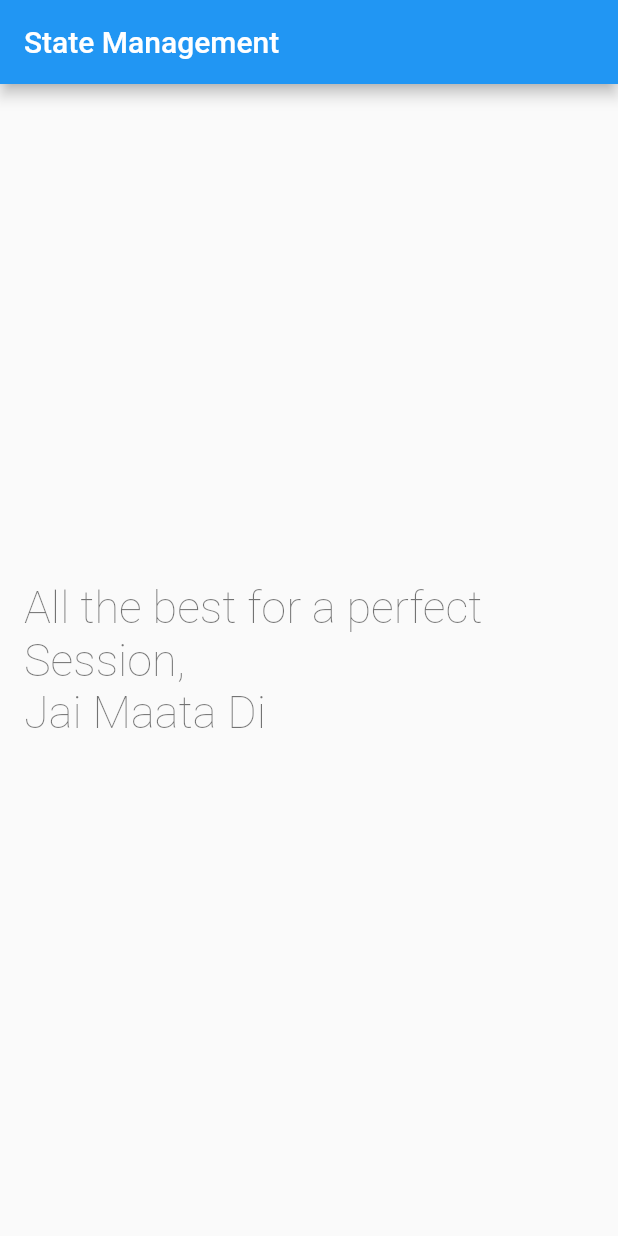
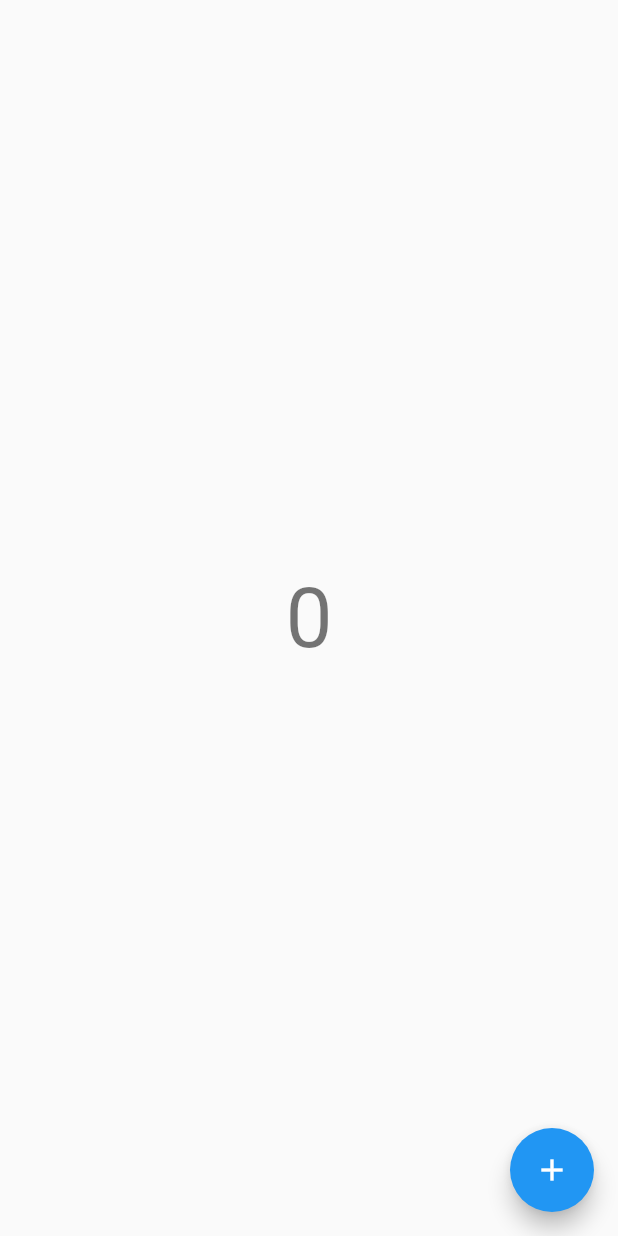
Before and after one commit to raveesh-me/DevfestStateManagementCounter, a Flutter app: the screen it shows after launch, on a phone screen of 412 x 824 dp. Run offline on Flutter 3.47's test engine with Material 2 defaults, Android fonts, the phone set to English and light mode, and no system bars.

Commit message:
setState

```diff
--- a/lib/main.dart
+++ b/lib/main.dart
@@ -1,35 +1,51 @@
 import 'package:flutter/material.dart';
 
-void main() => runApp(new MyApp());
+main() {
+  runApp(MyApp());
+}
 
 class MyApp extends StatelessWidget {
-  final String appName = 'State Management';
   @override
   Widget build(BuildContext context) {
     return MaterialApp(
-      title: appName,
-      home: Scaffold(
-        appBar: AppBar(
-          title: Text(appName),
-        ),
-        body: Center(
-          child: FlatButton(
-            child: Text(
-              'All the best for a perfect Session, \nJai Maata Di',
-              style:
-                  Theme.of(context).textTheme.display4.copyWith(fontSize: 30.0),
-            ),
-            onPressed: () {
-              //TODO 01 :
-//              sayHi(context);
-            },
-          ),
+      home: HomeScreen(),
+    );
+  }
+}
+
+class HomeScreen extends StatefulWidget {
+  @override
+  _HomeScreenState createState() => _HomeScreenState();
+}
+
+class _HomeScreenState extends State<HomeScreen> {
+  int _counter;
+
+  @override
+  void initState() {
+    super.initState();
+    _counter = 0;
+  }
+
+  @override
+  Widget build(BuildContext context) {
+    return Scaffold(
+      floatingActionButton: FloatingActionButton(
+        onPressed: () {
+          setState(() {
+            //TODO 1:  Counter andar bahar && upar neeche
+          });
+
+          _counter++;
+        },
+        child: Icon(Icons.add),
+      ),
+      body: Center(
+        child: Text(
+          '$_counter',
+          style: Theme.of(context).textTheme.display3,
         ),
       ),
     );
   }
-
-  sayHi(BuildContext context) {
-    Scaffold.of(context).showSnackBar(SnackBar(content: Text('Hi!')));
-  }
 }
```
